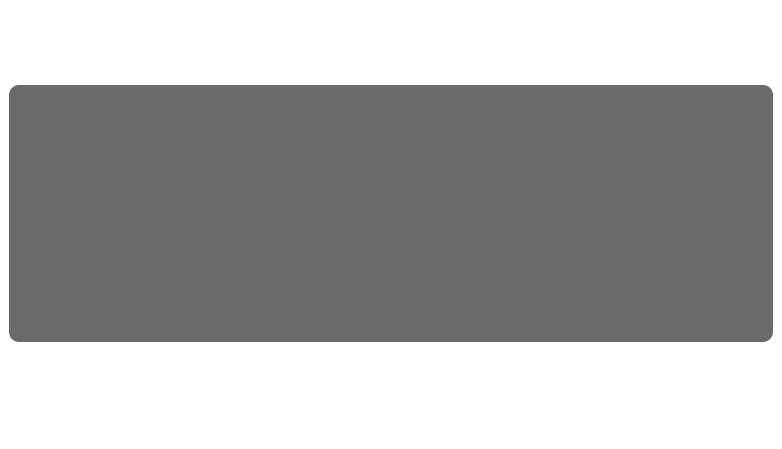
Santi-gdl/ProyectoCinep2, file cine.ui: the form before one commit.
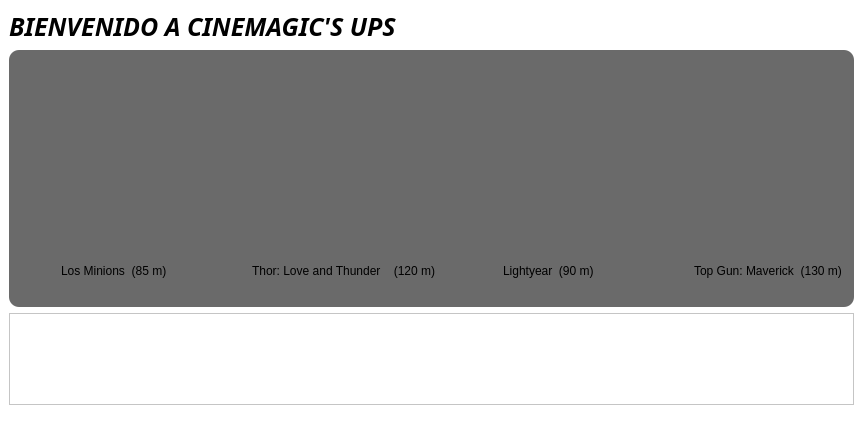
The form after the commit. Icons and pictures are not drawn.

Commit message: Agregar tabla de peliculas

Diff of the .ui file:
```diff
--- a/cine.ui
+++ b/cine.ui
@@ -6,8 +6,8 @@
    <rect>
     <x>0</x>
     <y>0</y>
-    <width>782</width>
-    <height>449</height>
+    <width>863</width>
+    <height>436</height>
    </rect>
   </property>
   <property name="maximumSize">
@@ -24,6 +24,28 @@
   </property>
   <widget class="QWidget" name="centralwidget">
    <layout class="QVBoxLayout" name="verticalLayout">
+    <item>
+     <widget class="QLabel" name="label_5">
+      <property name="maximumSize">
+       <size>
+        <width>16777215</width>
+        <height>50</height>
+       </size>
+      </property>
+      <property name="font">
+       <font>
+        <family>Ubuntu Condensed</family>
+        <pointsize>19</pointsize>
+        <weight>75</weight>
+        <italic>true</italic>
+        <bold>true</bold>
+       </font>
+      </property>
+      <property name="text">
+       <string>&lt;html&gt;&lt;head/&gt;&lt;body&gt;&lt;p&gt;    BIENVENIDO A CINEMAGIC'S UPS&lt;/p&gt;&lt;/body&gt;&lt;/html&gt;</string>
+      </property>
+     </widget>
+    </item>
     <item>
      <widget class="QFrame" name="frame">
       <property name="maximumSize">
@@ -45,6 +67,26 @@
        <enum>QFrame::Raised</enum>
       </property>
       <layout class="QGridLayout" name="gridLayout">
+       <item row="2" column="5">
+        <widget class="QLabel" name="label_2">
+         <property name="text">
+          <string>Thor: Love and Thunder    (120 m)</string>
+         </property>
+        </widget>
+       </item>
+       <item row="0" column="7">
+        <spacer name="horizontalSpacer">
+         <property name="orientation">
+          <enum>Qt::Horizontal</enum>
+         </property>
+         <property name="sizeHint" stdset="0">
+          <size>
+           <width>27</width>
+           <height>359</height>
+          </size>
+         </property>
+        </spacer>
+       </item>
        <item row="0" column="11">
         <widget class="QPushButton" name="pushButton_4">
          <property name="minimumSize">
@@ -136,6 +178,69 @@
          </property>
         </spacer>
        </item>
+       <item row="2" column="11">
+        <widget class="QLabel" name="label_4">
+         <property name="text">
+          <string>Top Gun: Maverick  (130 m)</string>
+         </property>
+        </widget>
+       </item>
+       <item row="3" column="11">
+        <widget class="QLabel" name="Peli1_4">
+         <property name="maximumSize">
+          <size>
+           <width>16777215</width>
+           <height>20</height>
+          </size>
+         </property>
+         <property name="styleSheet">
+          <string notr="true">color: rgb(255, 255, 255);
+font: 900 11pt &quot;Arial Black&quot;;</string>
+         </property>
+         <property name="text">
+          <string/>
+         </property>
+         <property name="alignment">
+          <set>Qt::AlignCenter</set>
+         </property>
+        </widget>
+       </item>
+       <item row="3" column="5">
+        <widget class="QLabel" name="Peli1_2">
+         <property name="maximumSize">
+          <size>
+           <width>16777215</width>
+           <height>20</height>
+          </size>
+         </property>
+         <property name="styleSheet">
+          <string notr="true">font: 900 11pt &quot;Arial Black&quot;;
+color: rgb(255, 255, 255);</string>
+         </property>
+         <property name="text">
+          <string/>
+         </property>
+         <property name="alignment">
+          <set>Qt::AlignCenter</set>
+         </property>
+        </widget>
+       </item>
+       <item row="0" column="0">
+        <widget class="QPushButton" name="pushButton_2">
+         <property name="minimumSize">
+          <size>
+           <width>150</width>
+           <height>150</height>
+          </size>
+         </property>
+         <property name="styleSheet">
+          <string notr="true">image: url(:ProyectoCinep2/Peliculas/Peliculas/HO00000663.jpg);</string>
+         </property>
+         <property name="text">
+          <string/>
+         </property>
+        </widget>
+       </item>
        <item row="0" column="9">
         <spacer name="horizontalSpacer_3">
          <property name="orientation">
@@ -149,7 +254,7 @@
          </property>
         </spacer>
        </item>
-       <item row="1" column="8">
+       <item row="3" column="8">
         <widget class="QLabel" name="Peli1_3">
          <property name="maximumSize">
           <size>
@@ -169,27 +274,23 @@
          </property>
         </widget>
        </item>
-       <item row="1" column="5">
-        <widget class="QLabel" name="Peli1_2">
-         <property name="maximumSize">
+       <item row="0" column="8">
+        <widget class="QPushButton" name="pushButton_3">
+         <property name="minimumSize">
           <size>
-           <width>16777215</width>
-           <height>20</height>
+           <width>150</width>
+           <height>150</height>
           </size>
          </property>
          <property name="styleSheet">
-          <string notr="true">font: 900 11pt &quot;Arial Black&quot;;
-color: rgb(255, 255, 255);</string>
+          <string notr="true">image: url(:/ProyectoCinep2/Peliculas/Peliculas/HO00000589.jpg);</string>
          </property>
          <property name="text">
           <string/>
          </property>
-         <property name="alignment">
-          <set>Qt::AlignCenter</set>
-         </property>
         </widget>
        </item>
-       <item row="1" column="0">
+       <item row="3" column="0">
         <widget class="QLabel" name="Peli1">
          <property name="maximumSize">
           <size>
@@ -209,29 +310,42 @@
          </property>
         </widget>
        </item>
-       <item row="1" column="11">
-        <widget class="QLabel" name="Peli1_4">
-         <property name="maximumSize">
+       <item row="2" column="0">
+        <widget class="QLabel" name="label">
+         <property name="text">
+          <string>Los Minions  (85 m)</string>
+         </property>
+        </widget>
+       </item>
+       <item row="2" column="8">
+        <widget class="QLabel" name="label_3">
+         <property name="text">
+          <string>Lightyear  (90 m)</string>
+         </property>
+        </widget>
+       </item>
+       <item row="0" column="5">
+        <widget class="QPushButton" name="pushButton">
+         <property name="minimumSize">
           <size>
-           <width>16777215</width>
-           <height>20</height>
+           <width>150</width>
+           <height>150</height>
           </size>
          </property>
          <property name="styleSheet">
-          <string notr="true">color: rgb(255, 255, 255);
-font: 900 11pt &quot;Arial Black&quot;;</string>
+          <string notr="true">image: url(:/ProyectoCinep2/Peliculas/Peliculas/Thor_Love_and_Thunder-306525443-large.jpg);</string>
          </property>
          <property name="text">
           <string/>
          </property>
-         <property name="alignment">
-          <set>Qt::AlignCenter</set>
-         </property>
         </widget>
        </item>
       </layout>
      </widget>
     </item>
+    <item>
+     <widget class="QTableWidget" name="outPeliculas"/>
+    </item>
    </layout>
   </widget>
   <widget class="QMenuBar" name="menubar">
```
Left out of the diff: 63 changed lines with no effect on the pictures. The commit also changes 6 other files.
